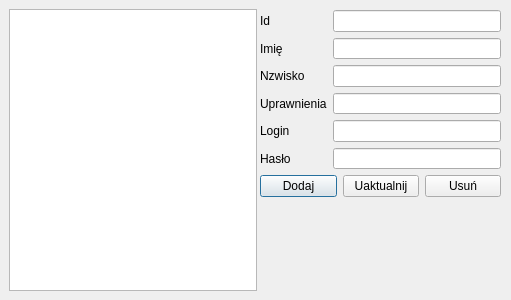
Qt form modifyusersdialog.ui (UnitedStudentsOfAGHVisionDepartment/xxx) before a commit.
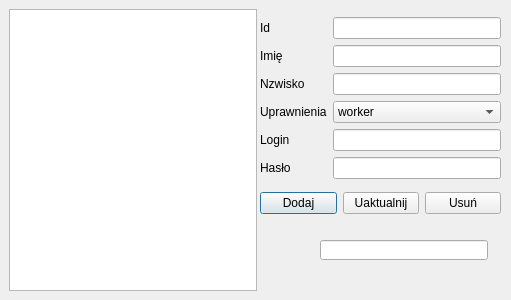
The same form after that commit.

Patch:
```diff
--- a/modifyusersdialog.ui
+++ b/modifyusersdialog.ui
@@ -23,13 +23,13 @@
     </rect>
    </property>
   </widget>
-  <widget class="QWidget" name="">
+  <widget class="QWidget" name="layoutWidget">
    <property name="geometry">
     <rect>
      <x>260</x>
      <y>10</y>
      <width>241</width>
-     <height>187</height>
+     <height>213</height>
     </rect>
    </property>
    <layout class="QVBoxLayout" name="verticalLayout_3">
@@ -93,7 +93,18 @@
          <widget class="QLineEdit" name="lineEdit_Surname"/>
         </item>
         <item>
-         <widget class="QLineEdit" name="lineEdit_Permission"/>
+         <widget class="QComboBox" name="comboBox">
+          <item>
+           <property name="text">
+            <string>worker</string>
+           </property>
+          </item>
+          <item>
+           <property name="text">
+            <string>admin</string>
+           </property>
+          </item>
+         </widget>
         </item>
         <item>
          <widget class="QLineEdit" name="lineEdit_Login"/>
@@ -132,6 +143,16 @@
     </item>
    </layout>
   </widget>
+  <widget class="QLineEdit" name="lineEdit_Permission">
+   <property name="geometry">
+    <rect>
+     <x>320</x>
+     <y>240</y>
+     <width>168</width>
+     <height>20</height>
+    </rect>
+   </property>
+  </widget>
  </widget>
  <resources/>
  <connections/>
```
